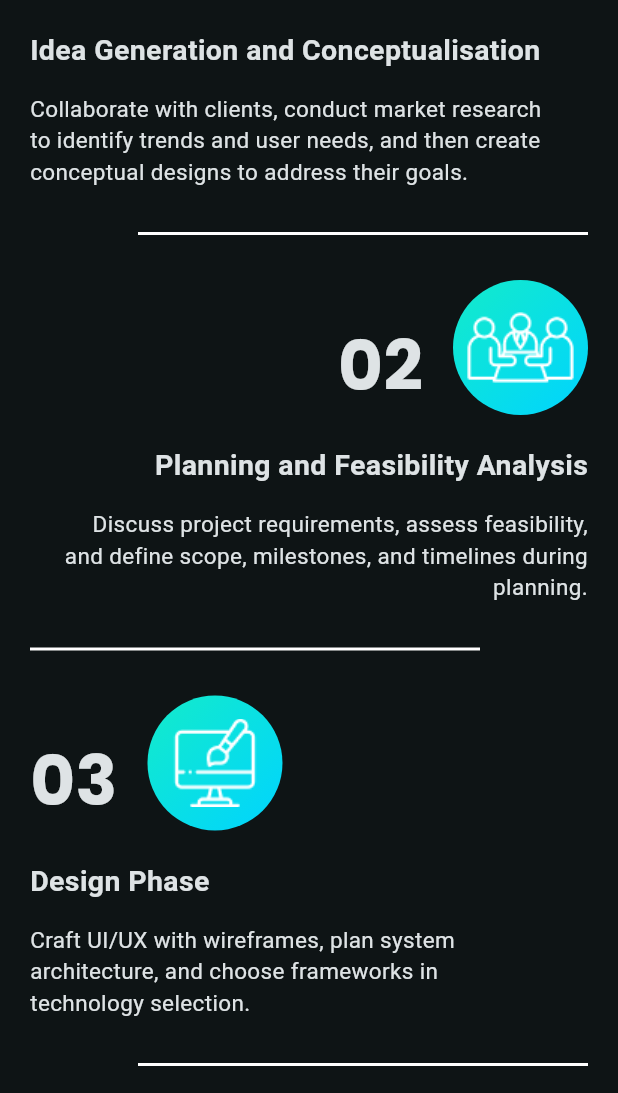
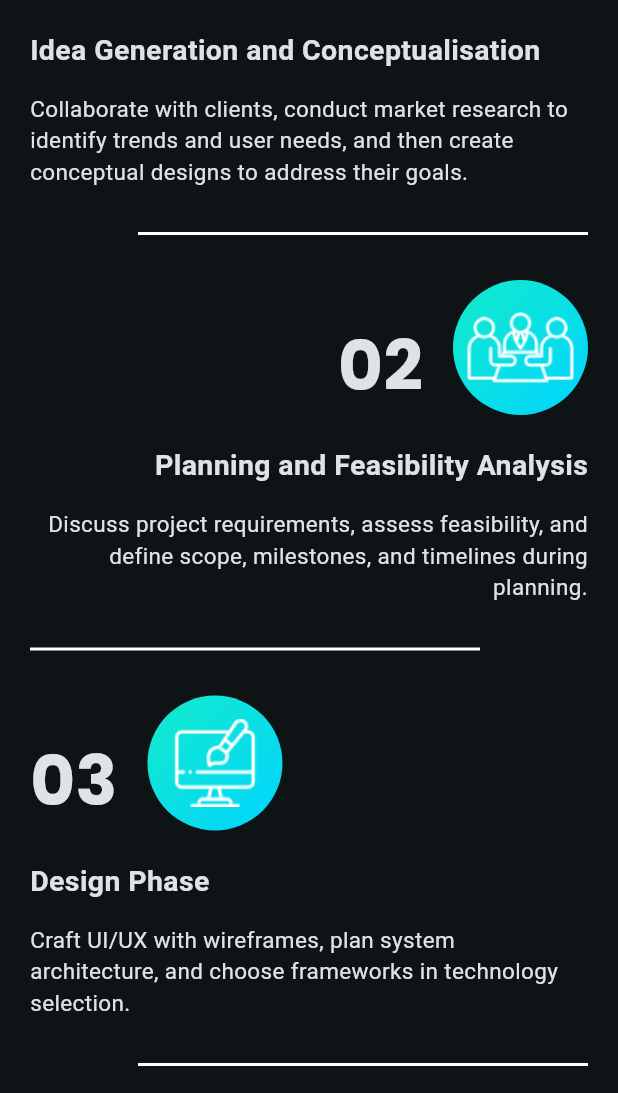
Before and after one commit to VarunGuptaPy/AppGud, a Flutter app: the screen it shows after launch, scrolled down 1728 dp, on a phone screen of 412 x 824 dp, the part 143-1236 px from its top. Run offline on Flutter 3.47's test engine with Material 3 defaults, Android fonts, the phone set to English and light mode, and no system bars; our stand-ins replace flutter_dotenv, google_fonts; missing offline and left inert: dart:html.

Commit message:
Solved some issues

```diff
--- a/lib/main.dart
+++ b/lib/main.dart
@@ -2,7 +2,7 @@ import 'package:Appgud/website.dart';
 import 'package:flutter/material.dart';
 import 'package:flutter_dotenv/flutter_dotenv.dart';
 
-Future<void> main() async {
+void main() {
   runApp(const MyApp());
 }
 
--- a/lib/mobile_website.dart
+++ b/lib/mobile_website.dart
@@ -45,9 +45,16 @@ class _MobileWebsiteState extends State<MobileWebsite> {
         child: ListView(
           children: [
             ListTile(
+              trailing: IconButton(
+                icon: Icon(Icons.close),
+                onPressed: () {
+                  Navigator.pop(context);
+                },
+              ),
               onTap: () {
                 scrollController.animateTo(0,
                     duration: Duration(seconds: 1), curve: Curves.easeOut);
+                Navigator.pop(context);
               },
               title: Text(
                 "Home",
@@ -60,6 +67,7 @@ class _MobileWebsiteState extends State<MobileWebsite> {
               onTap: () {
                 scrollController.animateTo(789,
                     duration: Duration(seconds: 1), curve: Curves.easeOut);
+                Navigator.pop(context);
               },
               title: Text(
                 "About",
@@ -72,6 +80,7 @@ class _MobileWebsiteState extends State<MobileWebsite> {
               onTap: () {
                 scrollController.animateTo(3430,
                     duration: Duration(seconds: 1), curve: Curves.easeOut);
+                Navigator.pop(context);
               },
               title: Text(
                 "Services",
@@ -84,6 +93,7 @@ class _MobileWebsiteState extends State<MobileWebsite> {
               onTap: () {
                 scrollController.animateTo(6519,
                     duration: Duration(seconds: 1), curve: Curves.easeOut);
+                Navigator.pop(context);
               },
               title: Text(
                 "Contact Us",
@@ -219,7 +229,11 @@ class _MobileWebsiteState extends State<MobileWebsite> {
                                     "Get A Quote",
                                     style: GoogleFonts.muktaMalar(
                                       color: Colors.black,
-                                      fontSize: 20,
+                                      fontSize:
+                                          MediaQuery.of(context).size.width >
+                                                  380
+                                              ? 20
+                                              : 16,
                                     ),
                                   )),
                             ),
@@ -615,7 +629,13 @@ class _MobileWebsiteState extends State<MobileWebsite> {
                                             child: Text(
                                               "UX & UI DESIGN",
                                               style: GoogleFonts.muktaMalar(
-                                                  fontSize: 12),
+                                                  fontSize:
+                                                      MediaQuery.of(context)
+                                                                  .size
+                                                                  .width >
+                                                              380
+                                                          ? 12
+                                                          : 8),
                                             ),
                                           )),
                                       SizedBox(
@@ -635,7 +655,13 @@ class _MobileWebsiteState extends State<MobileWebsite> {
                                             child: Text(
                                               "Packaging Design",
                                               style: GoogleFonts.muktaMalar(
-                                                  fontSize: 12),
+                                                  fontSize:
+                                                      MediaQuery.of(context)
+                                                                  .size
+                                                                  .width >
+                                                              380
+                                                          ? 12
+                                                          : 8),
                                             ),
                                           )),
                                     ],
@@ -656,7 +682,13 @@ class _MobileWebsiteState extends State<MobileWebsite> {
                                             child: Text(
                                               "Marketing Collateral",
                                               style: GoogleFonts.muktaMalar(
-                                                  fontSize: 12),
+                                                  fontSize:
+                                                      MediaQuery.of(context)
+                                                                  .size
+                                                                  .width >
+                                                              380
+                                                          ? 12
+                                                          : 8),
                                             ),
                                           )),
                                       SizedBox(
@@ -676,7 +708,13 @@ class _MobileWebsiteState extends State<MobileWebsite> {
                                             child: Text(
                                               "Illustration",
                                               style: GoogleFonts.muktaMalar(
-                                                  fontSize: 12),
+                                                  fontSize:
+                                                      MediaQuery.of(context)
+                                                                  .size
+                                                                  .width >
+                                                              380
+                                                          ? 12
+                                                          : 8),
                                             ),
                                           )),
                                     ],
@@ -765,7 +803,8 @@ class _MobileWebsiteState extends State<MobileWebsite> {
                         "DEVELOPMENT",
                         style: TextStyle(
                           fontFamily: "NotoSerif",
-                          fontSize: 50,
+                          fontSize:
+                              MediaQuery.of(context).size.width > 412 ? 50 : 40,
                         ),
                       ),
                       Container(
@@ -833,7 +872,13 @@ class _MobileWebsiteState extends State<MobileWebsite> {
                                               child: Text(
                                                 "Websites",
                                                 style: GoogleFonts.muktaMalar(
-                                                    fontSize: 12),
+                                                    fontSize:
+                                                        MediaQuery.of(context)
+                                                                    .size
+                                                                    .width >
+                                                                380
+                                                            ? 12
+                                                            : 8),
                                               ),
                                             )),
                                         SizedBox(
@@ -855,7 +900,13 @@ class _MobileWebsiteState extends State<MobileWebsite> {
                                               child: Text(
                                                 "WebApps",
                                                 style: GoogleFonts.muktaMalar(
-                                                    fontSize: 12),
+                                                    fontSize:
+                                                        MediaQuery.of(context)
+                                                                    .size
+                                                                    .width >
+                                                                380
+                                                            ? 12
+                                                            : 8),
                                               ),
                                             )),
                                         SizedBox(
@@ -877,7 +928,13 @@ class _MobileWebsiteState extends State<MobileWebsite> {
                                               child: Text(
                                                 "MVPs",
                                                 style: GoogleFonts.muktaMalar(
-                                                    fontSize: 12),
+                                                    fontSize:
+                                                        MediaQuery.of(context)
+                                                                    .size
+                                                                    .width >
+                                                                380
+                                                            ? 12
+                                                            : 8),
                                               ),
                                             )),
                                       ],
@@ -903,7 +960,13 @@ class _MobileWebsiteState extends State<MobileWebsite> {
                                               child: Text(
                                                 "Mobile Applications",
                                                 style: GoogleFonts.muktaMalar(
-                                                    fontSize: 12),
+                                                    fontSize:
+                                                        MediaQuery.of(context)
+                                                                    .size
+                                                                    .width >
+                                                                380
+                                                            ? 12
+                                                            : 8),
                                               ),
                                             )),
                                         SizedBox(
@@ -925,7 +988,13 @@ class _MobileWebsiteState extends State<MobileWebsite> {
                                               child: Text(
                                                 "Custom Software",
                                                 style: GoogleFonts.muktaMalar(
-                                                    fontSize: 12),
+                                                    fontSize:
+                                                        MediaQuery.of(context)
+                                                                    .size
+                                                                    .width >
+                                                                380
+                                                            ? 12
+                                                            : 8),
                                               ),
                                             )),
                                       ],
@@ -995,7 +1064,12 @@ class _MobileWebsiteState extends State<MobileWebsite> {
                                       horizontal: 8.0, vertical: 2.0),
                                   child: Text(
                                     "Brand Logo",
-                                    style: GoogleFonts.muktaMalar(fontSize: 12),
+                                    style: GoogleFonts.muktaMalar(
+                                        fontSize:
+                                            MediaQuery.of(context).size.width >
+                                                    380
+                                                ? 12
+                                                : 8),
                                   ),
                                 )),
                             SizedBox(
@@ -1013,7 +1087,12 @@ class _MobileWebsiteState extends State<MobileWebsite> {
                                       horizontal: 8.0, vertical: 2.0),
                                   child: Text(
                                     "Brand Identity",
-                                    style: GoogleFonts.muktaMalar(fontSize: 12),
+                                    style: GoogleFonts.muktaMalar(
+                                        fontSize:
+                                            MediaQuery.of(context).size.width >
+                                                    380
+                                                ? 12
+                                                : 8),
                                   ),
                                 )),
                             SizedBox(
@@ -1031,7 +1110,12 @@ class _MobileWebsiteState extends State<MobileWebsite> {
                                       horizontal: 8.0, vertical: 2.0),
                                   child: Text(
                                     "Visual Identity",
-                                    style: GoogleFonts.muktaMalar(fontSize: 12),
+                                    style: GoogleFonts.muktaMalar(
+                                        fontSize:
+                                            MediaQuery.of(context).size.width >
+                                                    380
+                                                ? 12
+                                                : 8),
                                   ),
                                 )),
                           ]),
--- a/lib/website.dart
+++ b/lib/website.dart
@@ -889,7 +889,7 @@ class _WebisteState extends State<Webiste> {
                                                 "DEVELOPMENT",
                                                 softWrap: true,
                                                 style: GoogleFonts.muktaMalar(
-                                                  fontSize: 22,
+                                                  fontSize: 20,
                                                   color: Colors.white,
                                                 ),
                                               ),
--- a/lib/widgets/input_get_in_touch.dart
+++ b/lib/widgets/input_get_in_touch.dart
@@ -22,7 +22,7 @@ class _GetInTouchInputState extends State<GetInTouchInput> {
     return SizedBox(
       width: MediaQuery.of(context).size.width >= 1300
           ? 250
-          : MediaQuery.of(context).size.width * 0.38,
+          : MediaQuery.of(context).size.width * 0.30,
       child: Column(
         crossAxisAlignment: CrossAxisAlignment.start,
         children: [
--- a/lib/widgets/process_widget.dart
+++ b/lib/widgets/process_widget.dart
@@ -63,8 +63,8 @@ class ProcessWidget extends StatelessWidget {
         ),
         ConstrainedBox(
           constraints: BoxConstraints(
-            maxWidth: MediaQuery.of(context).size.width > 356
-                ? 350
+            maxWidth: MediaQuery.of(context).size.width > 470
+                ? 470
                 : MediaQuery.of(context).size.width * 0.9,
           ),
           child: Text(
@@ -82,8 +82,8 @@ class ProcessWidget extends StatelessWidget {
         ),
         ConstrainedBox(
           constraints: BoxConstraints(
-              maxWidth: MediaQuery.of(context).size.width > 356
-                  ? 350
+              maxWidth: MediaQuery.of(context).size.width > 470
+                  ? 470
                   : MediaQuery.of(context).size.width * 0.9),
           child: Text(
             description!,
--- a/pubspec.yaml
+++ b/pubspec.yaml
@@ -29,14 +29,14 @@ environment:
 # versions available, run `flutter pub outdated`.
 dependencies:
   blur: ^3.1.0
-  # cupertino_icons: ^1.0.0
+  cupertino_icons: ^1.0.0
   flutter:
     sdk: flutter
   flutter_dotenv: ^5.1.0
   google_fonts: ^6.1.0
   http: ^1.2.1
   url_launcher: ^6.2.5
-
+  responsive_grid_list: ^1.4.0
 dev_dependencies:
   flutter_lints: ^2.0.0
   flutter_test:
```
Also changed, not shown: pubspec.lock.
